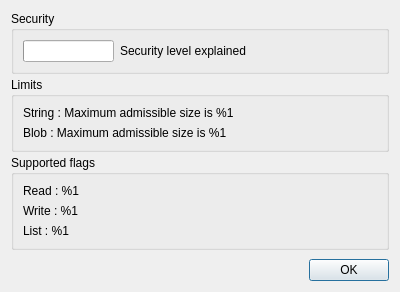
Old version of the form util/qt/infomodule.ui in the repository mupuf/PPassKeeper.
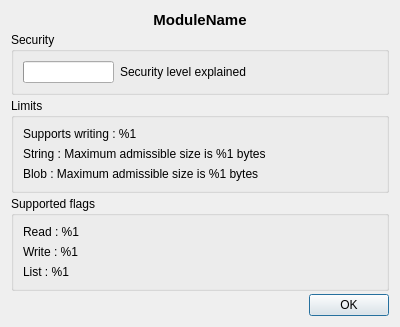
New version of the form.

```diff
--- a/util/qt/infomodule.ui
+++ b/util/qt/infomodule.ui
@@ -17,6 +17,24 @@
    <property name="spacing">
     <number>3</number>
    </property>
+   <item>
+    <widget class="QLabel" name="moduleNameLabel">
+     <property name="font">
+      <font>
+       <family>Helvetica</family>
+       <pointsize>11</pointsize>
+       <weight>75</weight>
+       <bold>true</bold>
+      </font>
+     </property>
+     <property name="text">
+      <string>ModuleName</string>
+     </property>
+     <property name="alignment">
+      <set>Qt::AlignCenter</set>
+     </property>
+    </widget>
+   </item>
    <item>
     <widget class="QGroupBox" name="groupBox">
      <property name="title">
@@ -71,14 +89,21 @@
       <item>
        <widget class="QLabel" name="label_2">
         <property name="text">
-         <string>String : Maximum admissible size is %1</string>
+         <string>Supports writing : %1</string>
         </property>
        </widget>
       </item>
       <item>
        <widget class="QLabel" name="label_3">
         <property name="text">
-         <string>Blob : Maximum admissible size is %1</string>
+         <string>String : Maximum admissible size is %1 bytes</string>
+        </property>
+       </widget>
+      </item>
+      <item>
+       <widget class="QLabel" name="maxSizeBlobLabel">
+        <property name="text">
+         <string>Blob : Maximum admissible size is %1 bytes</string>
         </property>
        </widget>
       </item>
```
Left out of the diff: 14 changed lines with no effect on the pictures.
